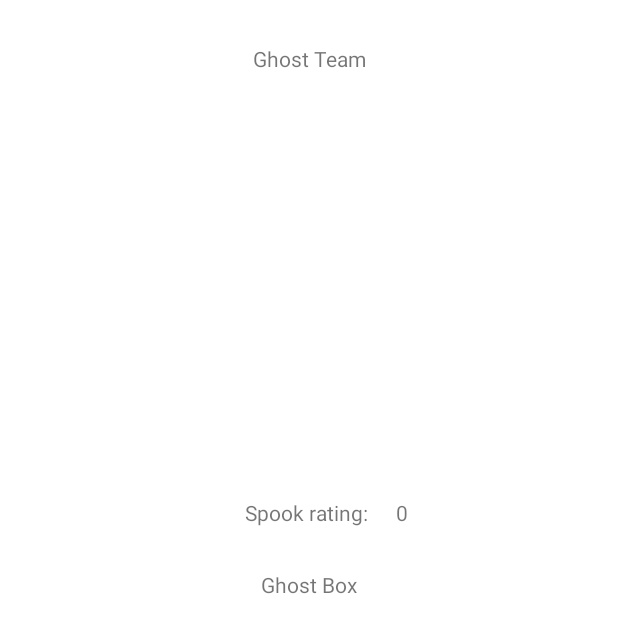
After one commit to guillaumemouchet/Spook-Inc, an Android app: the layout ghost_team.xml on its own in the app's theme, with its tools: preview values and no code run, on a phone screen of 412 x 824 dp. The commit adds this screen. Shown: the top 633 px of the screen. Run offline under Robolectric (Android 15) with nearby library versions, the phone set to English and light mode, and no system bars.

Commit message:
team selector basic canvas

```diff
--- a/app/src/main/res/layout/activity_main.xml
+++ b/app/src/main/res/layout/activity_main.xml
@@ -85,6 +85,7 @@
         android:layout_width="wrap_content"
         android:layout_height="wrap_content"
         android:backgroundTint="#00FFFFFF"
+        android:longClickable="false"
         app:layout_constraintBottom_toBottomOf="parent"
         app:layout_constraintEnd_toEndOf="parent"
         app:layout_constraintHorizontal_bias="0.488"
--- /dev/null
+++ b/app/src/main/res/layout/ghost_team.xml
@@ -0,0 +1,81 @@
+<?xml version="1.0" encoding="utf-8"?>
+<androidx.constraintlayout.widget.ConstraintLayout xmlns:android="http://schemas.android.com/apk/res/android"
+    xmlns:app="http://schemas.android.com/apk/res-auto"
+    xmlns:tools="http://schemas.android.com/tools"
+    android:layout_width="match_parent"
+    android:layout_height="match_parent">
+
+    <TextView
+        android:id="@+id/teamText"
+        android:layout_width="wrap_content"
+        android:layout_height="wrap_content"
+        android:layout_marginBottom="21dp"
+        android:text="Ghost Team"
+        app:layout_constraintBottom_toTopOf="@+id/ghostTeamView"
+        app:layout_constraintEnd_toEndOf="parent"
+        app:layout_constraintStart_toStartOf="parent"
+        app:layout_constraintTop_toTopOf="parent" />
+
+    <ScrollView
+        android:id="@+id/ghostBoxView"
+        android:layout_width="425dp"
+        android:layout_height="347dp"
+        app:layout_constraintBottom_toBottomOf="parent"
+        app:layout_constraintEnd_toEndOf="parent"
+        app:layout_constraintStart_toStartOf="parent"
+        app:layout_constraintTop_toBottomOf="@+id/spookRatingText"
+        app:layout_constraintVertical_bias="1.0">
+
+        <LinearLayout
+            android:layout_width="match_parent"
+            android:layout_height="wrap_content"
+            android:orientation="vertical" />
+    </ScrollView>
+
+    <TextView
+        android:id="@+id/boxText"
+        android:layout_width="wrap_content"
+        android:layout_height="wrap_content"
+        android:text="Ghost Box"
+        app:layout_constraintBottom_toTopOf="@+id/ghostBoxView"
+        app:layout_constraintEnd_toEndOf="parent"
+        app:layout_constraintStart_toStartOf="parent"
+        app:layout_constraintTop_toBottomOf="@+id/ghostTeamView" />
+
+    <TextView
+        android:id="@+id/spookRatingText"
+        android:layout_width="wrap_content"
+        android:layout_height="wrap_content"
+        android:text="Spook rating: "
+        app:layout_constraintBottom_toTopOf="@+id/boxText"
+        app:layout_constraintEnd_toEndOf="parent"
+        app:layout_constraintStart_toStartOf="parent"
+        app:layout_constraintTop_toBottomOf="@+id/ghostTeamView" />
+
+    <TextView
+        android:id="@+id/spookRatingValueText"
+        android:layout_width="wrap_content"
+        android:layout_height="wrap_content"
+        android:text="0"
+        app:layout_constraintBottom_toTopOf="@+id/boxText"
+        app:layout_constraintEnd_toEndOf="parent"
+        app:layout_constraintHorizontal_bias="0.1"
+        app:layout_constraintStart_toEndOf="@+id/spookRatingText"
+        app:layout_constraintTop_toBottomOf="@+id/ghostTeamView" />
+
+    <ScrollView
+        android:id="@+id/ghostTeamView"
+        android:layout_width="409dp"
+        android:layout_height="204dp"
+        app:layout_constraintBottom_toTopOf="@+id/spookRatingText"
+        app:layout_constraintEnd_toEndOf="parent"
+        app:layout_constraintStart_toStartOf="parent"
+        app:layout_constraintTop_toBottomOf="@+id/teamText">
+
+        <LinearLayout
+            android:layout_width="match_parent"
+            android:layout_height="wrap_content"
+            android:orientation="vertical" />
+    </ScrollView>
+
+</androidx.constraintlayout.widget.ConstraintLayout>
```
